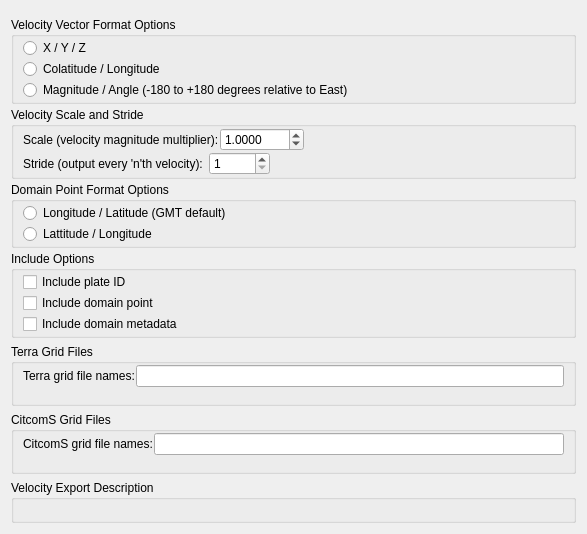
Before: the Qt Designer form src/qt-widgets/ExportVelocityOptionsWidgetUi.ui in GPlates/GPlates, drawn with Qt 5.
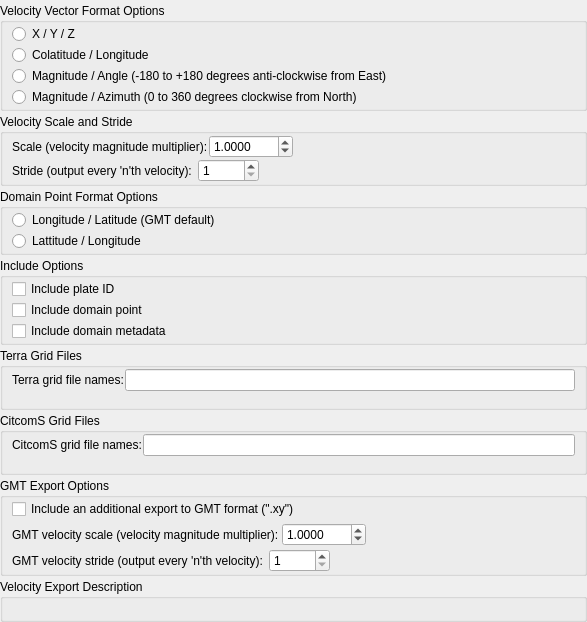
After: the same form once the commit is applied.

Commit message: (trunk) Added optional CitcomS-compatible GMT velocity export to go with regular CitcomS export. Has same options (velocity scale and stride) as the "convert_meshes_gpml_to_citcoms.py" script.

Patch:
```diff
--- a/src/qt-widgets/ExportVelocityOptionsWidgetUi.ui
+++ b/src/qt-widgets/ExportVelocityOptionsWidgetUi.ui
@@ -13,7 +13,13 @@
   <property name="windowTitle">
    <string>Form</string>
   </property>
-  <layout class="QVBoxLayout" name="verticalLayout_6">
+  <layout class="QVBoxLayout" name="verticalLayout_11">
+   <property name="spacing">
+    <number>3</number>
+   </property>
+   <property name="margin">
+    <number>0</number>
+   </property>
    <item>
     <widget class="QWidget" name="widget_file_options" native="true"/>
    </item>
@@ -58,7 +64,14 @@
          <item>
           <widget class="QRadioButton" name="velocity_vector_magnitude_angle_radio_button">
            <property name="text">
-            <string>Magnitude / Angle (-180 to +180 degrees relative to East)</string>
+            <string>Magnitude / Angle (-180 to +180 degrees anti-clockwise from East)</string>
+           </property>
+          </widget>
+         </item>
+         <item>
+          <widget class="QRadioButton" name="velocity_vector_magnitude_azimuth_radio_button">
+           <property name="text">
+            <string>Magnitude / Azimuth (0 to 360 degrees clockwise from North)</string>
            </property>
           </widget>
          </item>
@@ -286,6 +299,15 @@
     </widget>
    </item>
    <item>
+    <widget class="QWidget" name="citcoms_format_options" native="true">
+     <layout class="QVBoxLayout" name="verticalLayout_6">
+      <property name="spacing">
+       <number>3</number>
+      </property>
+      <property name="margin">
+       <number>0</number>
+      </property>
+      <item>
     <widget class="QGroupBox" name="citcoms_grid_filename_template_group_box">
      <property name="title">
       <string>CitcomS Grid Files</string>
@@ -319,6 +341,129 @@
         <property name="text">
          <string/>
         </property>
+          </widget>
+         </item>
+        </layout>
+       </widget>
+      </item>
+      <item>
+       <widget class="QGroupBox" name="citcoms_gmt_format_options_group_box">
+        <property name="title">
+         <string>GMT Export Options</string>
+        </property>
+        <layout class="QVBoxLayout" name="verticalLayout_12">
+         <property name="spacing">
+          <number>4</number>
+         </property>
+         <property name="topMargin">
+          <number>1</number>
+         </property>
+         <property name="bottomMargin">
+          <number>1</number>
+         </property>
+         <item>
+          <widget class="QCheckBox" name="citcoms_gmt_format_check_box">
+           <property name="text">
+            <string>Include an additional export to GMT format (&quot;.xy&quot;)</string>
+           </property>
+          </widget>
+         </item>
+         <item>
+          <widget class="QWidget" name="citcoms_gmt_format_options" native="true">
+           <layout class="QVBoxLayout" name="verticalLayout_10">
+            <property name="spacing">
+             <number>3</number>
+            </property>
+            <property name="margin">
+             <number>0</number>
+            </property>
+            <item>
+             <layout class="QHBoxLayout" name="horizontalLayout_5">
+              <item>
+               <widget class="QLabel" name="citcoms_gmt_velocity_scale_label">
+                <property name="text">
+                 <string>GMT velocity scale (velocity magnitude multiplier):</string>
+                </property>
+               </widget>
+              </item>
+              <item>
+               <widget class="QDoubleSpinBox" name="citcoms_gmt_velocity_scale_spin_box">
+                <property name="decimals">
+                 <number>4</number>
+                </property>
+                <property name="minimum">
+                 <double>0.000000000000000</double>
+                </property>
+                <property name="maximum">
+                 <double>1000.000000000000000</double>
+                </property>
+                <property name="singleStep">
+                 <double>0.050000000000000</double>
+                </property>
+                <property name="value">
+                 <double>1.000000000000000</double>
+                </property>
+               </widget>
+              </item>
+              <item>
+               <spacer name="horizontalSpacer_3">
+                <property name="orientation">
+                 <enum>Qt::Horizontal</enum>
+                </property>
+                <property name="sizeHint" stdset="0">
+                 <size>
+                  <width>40</width>
+                  <height>20</height>
+                 </size>
+                </property>
+               </spacer>
+              </item>
+             </layout>
+            </item>
+            <item>
+             <layout class="QHBoxLayout" name="horizontalLayout_6">
+              <property name="spacing">
+               <number>6</number>
+              </property>
+              <item>
+               <widget class="QLabel" name="citcoms_gmt_velocity_stride_label">
+                <property name="text">
+                 <string>GMT velocity stride (output every 'n'th velocity):</string>
+                </property>
+               </widget>
+              </item>
+              <item>
+               <widget class="QSpinBox" name="citcoms_gmt_velocity_stride_spin_box">
+                <property name="minimum">
+                 <number>1</number>
+                </property>
+                <property name="maximum">
+                 <number>99999</number>
+                </property>
+                <property name="value">
+                 <number>1</number>
+                </property>
+               </widget>
+              </item>
+              <item>
+               <spacer name="horizontalSpacer_4">
+                <property name="orientation">
+                 <enum>Qt::Horizontal</enum>
+                </property>
+                <property name="sizeHint" stdset="0">
+                 <size>
+                  <width>40</width>
+                  <height>20</height>
+                 </size>
+                </property>
+               </spacer>
+              </item>
+             </layout>
+            </item>
+           </layout>
+          </widget>
+         </item>
+        </layout>
        </widget>
       </item>
      </layout>
```
Lines whose indentation alone changed are shown as unchanged. The commit also changes 12 other files.
